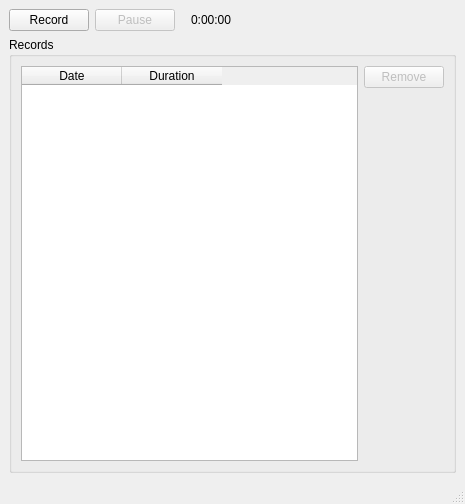
Above: voicerecorder/mainwindow.ui from espdev/VoiceRecorder before the change. Below: the same form after it.
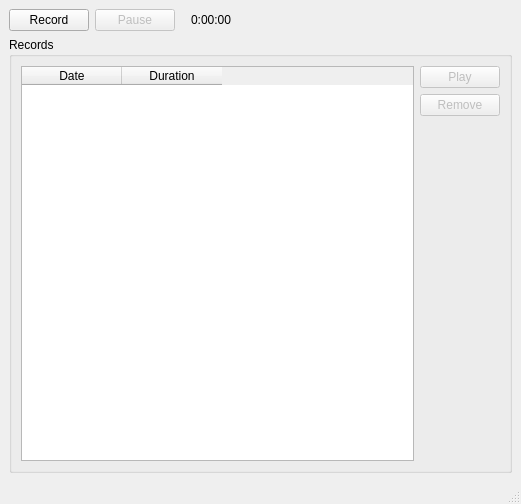
That is the form after the change.

Commit message: Add play button

Patch:
```diff
--- a/voicerecorder/mainwindow.ui
+++ b/voicerecorder/mainwindow.ui
@@ -6,7 +6,7 @@
    <rect>
     <x>0</x>
     <y>0</y>
-    <width>465</width>
+    <width>521</width>
     <height>504</height>
    </rect>
   </property>
@@ -106,6 +106,16 @@
        </item>
        <item>
         <layout class="QVBoxLayout" name="verticalLayout_2">
+         <item>
+          <widget class="QPushButton" name="pbPlayRecords">
+           <property name="enabled">
+            <bool>false</bool>
+           </property>
+           <property name="text">
+            <string>Play</string>
+           </property>
+          </widget>
+         </item>
          <item>
           <widget class="QPushButton" name="pbRemoveRecords">
            <property name="enabled">
```
Left out of the diff: 2 changed lines with no effect on the pictures. The commit also changes 3 other files.
